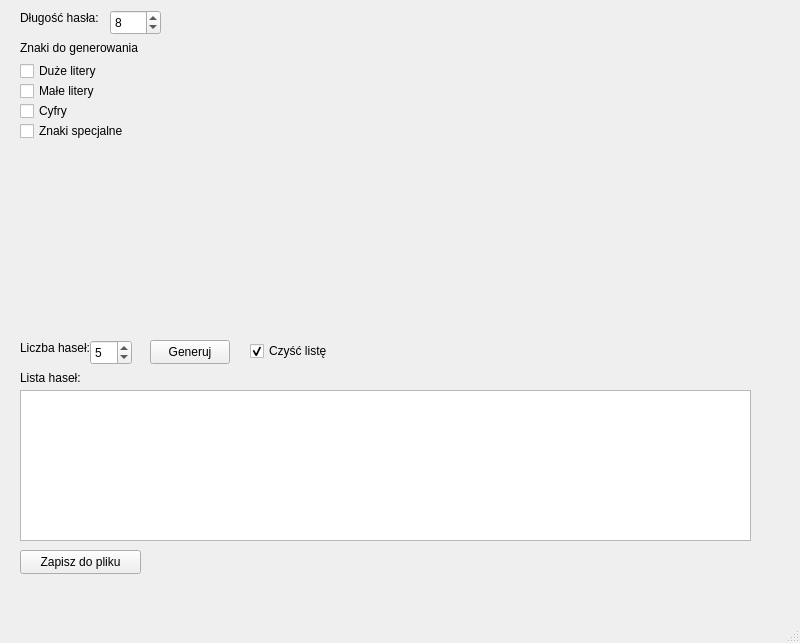
Before: the Qt Designer form mainwindow.ui in Liskowskyy/passwordGenerator, drawn with Qt 5.
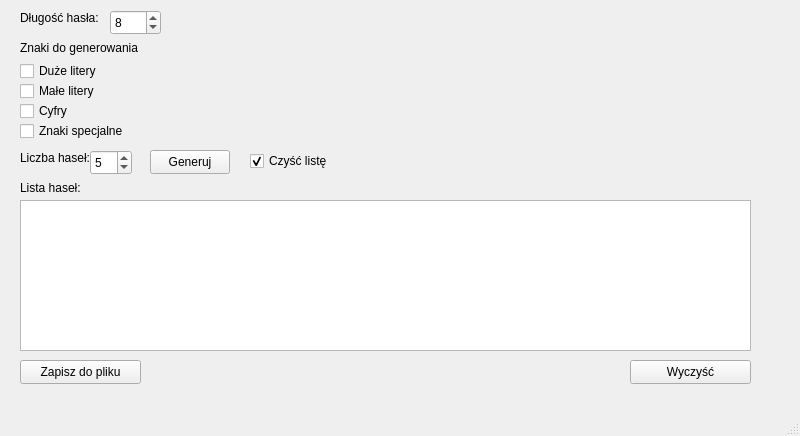
After: the same form once the commit is applied.

```diff
--- a/mainwindow.ui
+++ b/mainwindow.ui
@@ -10,7 +10,7 @@
     <x>0</x>
     <y>0</y>
     <width>800</width>
-    <height>643</height>
+    <height>436</height>
    </rect>
   </property>
   <property name="windowTitle">
@@ -21,7 +21,7 @@
     <property name="geometry">
      <rect>
       <x>150</x>
-      <y>340</y>
+      <y>150</y>
       <width>80</width>
       <height>24</height>
      </rect>
@@ -34,7 +34,7 @@
     <property name="geometry">
      <rect>
       <x>20</x>
-      <y>370</y>
+      <y>180</y>
       <width>71</width>
       <height>16</height>
      </rect>
@@ -47,7 +47,7 @@
     <property name="geometry">
      <rect>
       <x>20</x>
-      <y>340</y>
+      <y>150</y>
       <width>71</width>
       <height>16</height>
      </rect>
@@ -63,7 +63,7 @@
     <property name="geometry">
      <rect>
       <x>90</x>
-      <y>340</y>
+      <y>150</y>
       <width>42</width>
       <height>25</height>
      </rect>
@@ -182,7 +182,7 @@
     <property name="geometry">
      <rect>
       <x>20</x>
-      <y>390</y>
+      <y>200</y>
       <width>731</width>
       <height>151</height>
      </rect>
@@ -192,7 +192,7 @@
     <property name="geometry">
      <rect>
       <x>250</x>
-      <y>340</y>
+      <y>150</y>
       <width>121</width>
       <height>22</height>
      </rect>
@@ -208,7 +208,7 @@
     <property name="geometry">
      <rect>
       <x>20</x>
-      <y>550</y>
+      <y>360</y>
       <width>121</width>
       <height>24</height>
      </rect>
@@ -217,6 +217,19 @@
      <string>Zapisz do pliku</string>
     </property>
    </widget>
+   <widget class="QPushButton" name="clearOutput">
+    <property name="geometry">
+     <rect>
+      <x>630</x>
+      <y>360</y>
+      <width>121</width>
+      <height>24</height>
+     </rect>
+    </property>
+    <property name="text">
+     <string>Wyczyść</string>
+    </property>
+   </widget>
   </widget>
   <widget class="QMenuBar" name="menubar">
    <property name="geometry">
```
